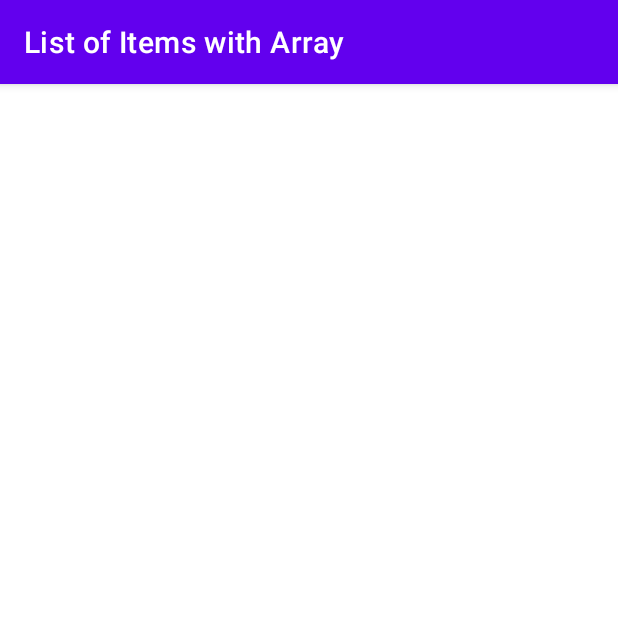
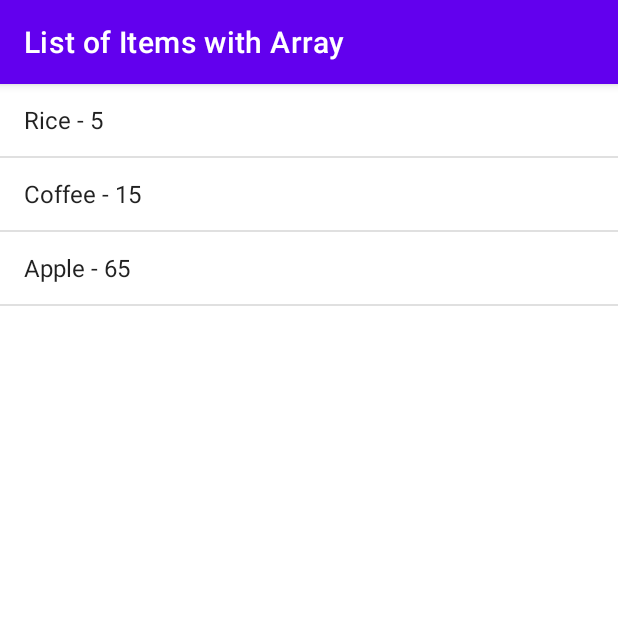
Before and after one commit to ademirsantosjr/utfpr_subj10_android_practice8, an Android app: the screen it shows after launch (MainActivity), on a phone screen of 412 x 824 dp, the top half of it. Run offline under Robolectric (Android 15) with nearby library versions, the phone set to English and light mode, and no system bars.

Commit message:
Populate list of items

```diff
--- a/app/src/main/java/br/edu/utfpr/listofitemswitharray/MainActivity.java
+++ b/app/src/main/java/br/edu/utfpr/listofitemswitharray/MainActivity.java
@@ -3,12 +3,40 @@ package br.edu.utfpr.listofitemswitharray;
 import androidx.appcompat.app.AppCompatActivity;
 
 import android.os.Bundle;
+import android.widget.ArrayAdapter;
+import android.widget.ListView;
+
+import java.util.ArrayList;
 
 public class MainActivity extends AppCompatActivity {
+
+    private ListView listViewItems;
 
     @Override
     protected void onCreate(Bundle savedInstanceState) {
         super.onCreate(savedInstanceState);
         setContentView(R.layout.activity_main);
+
+        listViewItems = findViewById(R.id.listViewItems);
+
+        populateListOfItems();
+    }
+
+    private void populateListOfItems() {
+        String[] descriptions = getResources().getStringArray(R.array.descriptions);
+        int[] quantities = getResources().getIntArray(R.array.quantities);
+
+        ArrayList<Item> items = new ArrayList<>();
+
+        for(int i = 0; i < descriptions.length; i++) {
+           items.add(new Item(descriptions[i], quantities[i]));
+        }
+
+        ArrayAdapter<Item> adapter =
+                new ArrayAdapter<>(this,
+                        android.R.layout.simple_list_item_1,
+                        items);
+
+        listViewItems.setAdapter(adapter);
     }
 }
--- /dev/null
+++ b/app/src/main/res/values/arrays.xml
@@ -0,0 +1,14 @@
+<?xml version="1.0" encoding="utf-8"?>
+<resources>
+    <string-array name="descriptions">
+        <item>@string/rice</item>
+        <item>@string/coffee</item>
+        <item>@string/apple</item>
+    </string-array>
+
+    <integer-array name="quantities">
+        <item>5</item>
+        <item>15</item>
+        <item>65</item>
+    </integer-array>
+</resources>
--- a/app/src/main/res/values/strings.xml
+++ b/app/src/main/res/values/strings.xml
@@ -1,3 +1,7 @@
 <resources>
     <string name="app_name">List of Items with Array</string>
+
+    <string name="rice">Rice</string>
+    <string name="coffee">Coffee</string>
+    <string name="apple">Apple</string>
 </resources>
```
